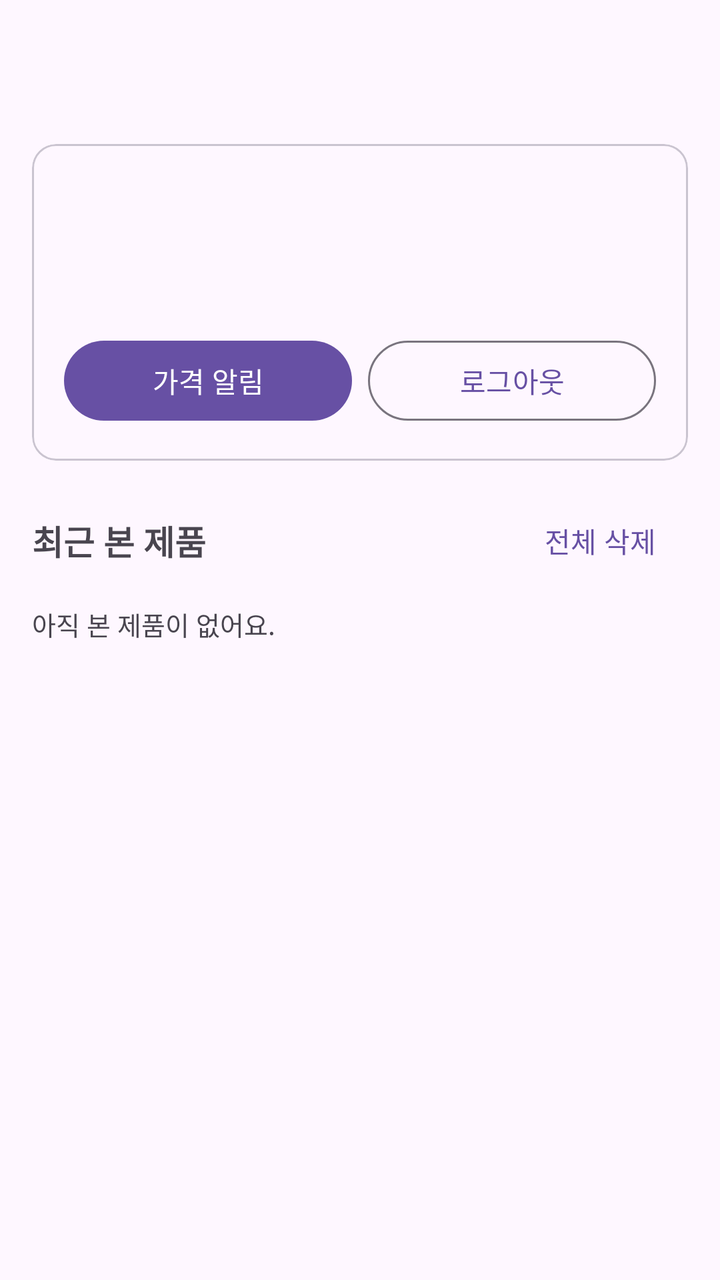
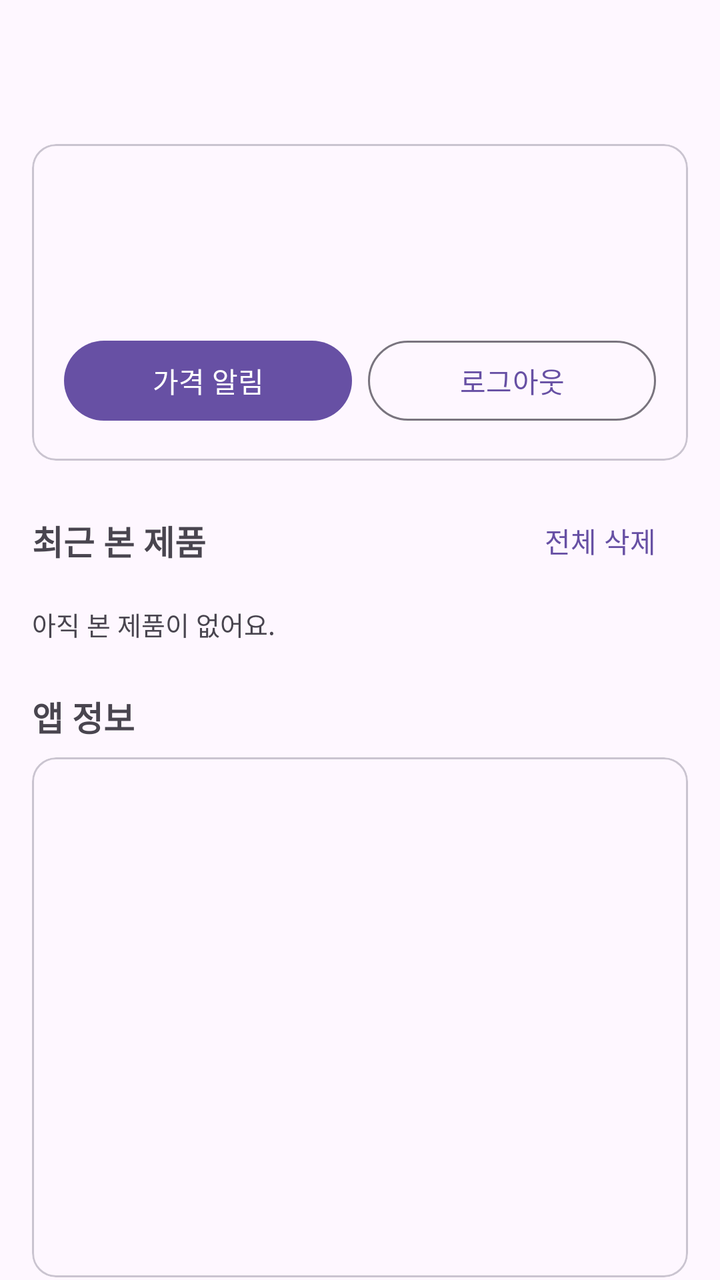

Before-and-after screenshots of an Android layout around one commit, followed by the original layout XML and the change that was made.
<!-- AndroidManifest.xml: application theme Theme.GajeonTiming -->
<!-- res/layout/activity_my_page.xml -->
<?xml version="1.0" encoding="utf-8"?>
<LinearLayout xmlns:android="http://schemas.android.com/apk/res/android"
    xmlns:app="http://schemas.android.com/apk/res-auto"
    android:layout_width="match_parent"
    android:layout_height="match_parent"
    android:fitsSystemWindows="true"
    android:orientation="vertical">

    <com.google.android.material.appbar.MaterialToolbar
        android:id="@+id/toolbar"
        android:layout_width="match_parent"
        android:layout_height="?attr/actionBarSize" />

    <androidx.core.widget.NestedScrollView
        android:layout_width="match_parent"
        android:layout_height="0dp"
        android:layout_weight="1">

        <LinearLayout
            android:layout_width="match_parent"
            android:layout_height="wrap_content"
            android:orientation="vertical"
            android:paddingVertical="8dp">

            <com.google.android.material.card.MaterialCardView
                android:layout_width="match_parent"
                android:layout_height="wrap_content"
                android:layout_marginHorizontal="16dp"
                app:cardCornerRadius="12dp">

                <FrameLayout
                    android:layout_width="match_parent"
                    android:layout_height="wrap_content"
                    android:padding="16dp">

                    
                    <LinearLayout
                        android:id="@+id/mypage_logged_in"
                        android:layout_width="match_parent"
                        android:layout_height="wrap_content"
                        android:orientation="vertical">

                        <TextView
                            android:id="@+id/mypage_name"
                            android:layout_width="wrap_content"
                            android:layout_height="wrap_content"
                            android:textSize="20sp"
                            android:textStyle="bold" />

                        <TextView
                            android:id="@+id/mypage_email"
                            android:layout_width="wrap_content"
                            android:layout_height="wrap_content"
                            android:layout_marginTop="2dp"
                            android:textSize="14sp" />

                        <TextView
                            android:id="@+id/mypage_join"
                            android:layout_width="wrap_content"
                            android:layout_height="wrap_content"
                            android:layout_marginTop="2dp"
                            android:textSize="12sp" />

                        <LinearLayout
                            android:layout_width="match_parent"
                            android:layout_height="wrap_content"
                            android:layout_marginTop="12dp"
                            android:orientation="horizontal">

                            <Button
                                android:id="@+id/mypage_alerts"
                                android:layout_width="0dp"
                                android:layout_height="wrap_content"
                                android:layout_marginEnd="8dp"
                                android:layout_weight="1"
                                android:text="@string/alert_title" />

                            <Button
                                android:id="@+id/mypage_logout"
                                style="@style/Widget.Material3.Button.OutlinedButton"
                                android:layout_width="0dp"
                                android:layout_height="wrap_content"
                                android:layout_weight="1"
                                android:text="@string/logout" />
                        </LinearLayout>
                    </LinearLayout>

                    
                    <LinearLayout
                        android:id="@+id/mypage_logged_out"
                        android:layout_width="match_parent"
                        android:layout_height="wrap_content"
                        android:orientation="vertical"
                        android:visibility="gone">

                        <TextView
                            android:layout_width="match_parent"
                            android:layout_height="wrap_content"
                            android:text="@string/login_intro"
                            android:textSize="15sp" />

                        <Button
                            android:id="@+id/mypage_login"
                            android:layout_width="match_parent"
                            android:layout_height="wrap_content"
                            android:layout_marginTop="12dp"
                            android:text="@string/mypage_login_button" />
                    </LinearLayout>
                </FrameLayout>
            </com.google.android.material.card.MaterialCardView>

            
            <LinearLayout
                android:layout_width="match_parent"
                android:layout_height="wrap_content"
                android:layout_marginHorizontal="16dp"
                android:layout_marginTop="16dp"
                android:gravity="center_vertical"
                android:orientation="horizontal">

                <TextView
                    style="@style/DetailSectionTitle"
                    android:layout_width="0dp"
                    android:layout_marginTop="0dp"
                    android:layout_marginBottom="0dp"
                    android:layout_weight="1"
                    android:text="@string/recent_title" />

                <Button
                    android:id="@+id/mypage_recent_clear"
                    style="@style/Widget.Material3.Button.TextButton"
                    android:layout_width="wrap_content"
                    android:layout_height="wrap_content"
                    android:text="@string/recent_clear" />
            </LinearLayout>

            <TextView
                android:id="@+id/mypage_recent_empty"
                android:layout_width="match_parent"
                android:layout_height="wrap_content"
                android:layout_marginHorizontal="16dp"
                android:layout_marginTop="8dp"
                android:text="@string/recent_empty"
                android:textSize="13sp" />

            <androidx.recyclerview.widget.RecyclerView
                android:id="@+id/mypage_recent_list"
                android:layout_width="match_parent"
                android:layout_height="wrap_content" />
        </LinearLayout>
    </androidx.core.widget.NestedScrollView>
</LinearLayout>
<!-- resources referenced by this layout -->
<resources>
  <string name="alert_title">가격 알림</string>
  <string name="login_intro">로그인하면 가격 알림과 AI 비교를 쓸 수 있어요.</string>
  <string name="logout">로그아웃</string>
  <string name="mypage_login_button">로그인 · 회원가입</string>
  <string name="recent_clear">전체 삭제</string>
  <string name="recent_empty">아직 본 제품이 없어요.</string>
  <string name="recent_title">최근 본 제품</string>
  <style name="DetailSectionTitle">
          <item name="android:layout_width">wrap_content</item>
          <item name="android:layout_height">wrap_content</item>
          <item name="android:layout_marginTop">24dp</item>
          <item name="android:layout_marginBottom">8dp</item>
          <item name="android:textSize">17sp</item>
          <item name="android:textStyle">bold</item>
      </style>
  <style name="Theme.GajeonTiming" parent="Theme.Material3.DayNight.NoActionBar" />
</resources>

<!-- the commit's change to res/layout/activity_my_page.xml (unified diff, before → after) -->
@@ -147,6 +147,87 @@
                 android:id="@+id/mypage_recent_list"
                 android:layout_width="match_parent"
                 android:layout_height="wrap_content" />
+
+            
+            <TextView
+                style="@style/DetailSectionTitle"
+                android:layout_marginStart="16dp"
+                android:text="@string/mypage_info_title" />
+
+            <com.google.android.material.card.MaterialCardView
+                android:layout_width="match_parent"
+                android:layout_height="wrap_content"
+                android:layout_marginHorizontal="16dp"
+                app:cardCornerRadius="12dp">
+
+                <LinearLayout
+                    android:layout_width="match_parent"
+                    android:layout_height="wrap_content"
+                    android:orientation="vertical">
+
+                    <include
+                        android:id="@+id/mypage_contact"
+                        layout="@layout/item_setting_row" />
+
+                    <include
+                        android:id="@+id/mypage_privacy"
+                        layout="@layout/item_setting_row" />
+
+                    <include
+                        android:id="@+id/mypage_terms"
+                        layout="@layout/item_setting_row" />
+
+                    <include
+                        android:id="@+id/mypage_licenses"
+                        layout="@layout/item_setting_row" />
+
+                    <include
+                        android:id="@+id/mypage_version"
+                        layout="@layout/item_setting_row" />
+                </LinearLayout>
+            </com.google.android.material.card.MaterialCardView>
+
+            
+            <Button
+                android:id="@+id/mypage_withdraw"
+                style="@style/Widget.Material3.Button.TextButton"
+                android:layout_width="wrap_content"
+                android:layout_height="wrap_content"
+                android:layout_gravity="center_horizontal"
+                android:layout_marginTop="16dp"
+                android:layout_marginBottom="8dp"
+                android:text="@string/mypage_withdraw"
+                android:textColor="?attr/colorOnSurfaceVariant"
+                android:textSize="13sp"
+                android:visibility="gone" />
         </LinearLayout>
     </androidx.core.widget.NestedScrollView>
 </LinearLayout>
+<!-- res/layout/item_setting_row.xml (included above) -->
+<?xml version="1.0" encoding="utf-8"?>
+<LinearLayout xmlns:android="http://schemas.android.com/apk/res/android"
+    android:layout_width="match_parent"
+    android:layout_height="wrap_content"
+    android:background="?attr/selectableItemBackground"
+    android:gravity="center_vertical"
+    android:minHeight="52dp"
+    android:orientation="horizontal"
+    android:paddingStart="16dp"
+    android:paddingEnd="16dp">
+
+    <TextView
+        android:id="@+id/setting_label"
+        android:layout_width="0dp"
+        android:layout_height="wrap_content"
+        android:layout_weight="1"
+        android:textColor="?attr/colorOnSurface"
+        android:textSize="15sp" />
+
+    <TextView
+        android:id="@+id/setting_value"
+        android:layout_width="wrap_content"
+        android:layout_height="wrap_content"
+        android:textColor="?attr/colorOnSurfaceVariant"
+        android:textSize="14sp"
+        android:visibility="gone" />
+</LinearLayout>
<!-- resource entries referenced after the edit -->
@@ -3,7 +3,9 @@
   <string name="alert_title">가격 알림</string>
   <string name="login_intro">로그인하면 가격 알림과 AI 비교를 쓸 수 있어요.</string>
   <string name="logout">로그아웃</string>
+  <string name="mypage_info_title">앱 정보</string>
   <string name="mypage_login_button">로그인 · 회원가입</string>
+  <string name="mypage_withdraw">회원 탈퇴</string>
   <string name="recent_clear">전체 삭제</string>
   <string name="recent_empty">아직 본 제품이 없어요.</string>
   <string name="recent_title">최근 본 제품</string>
